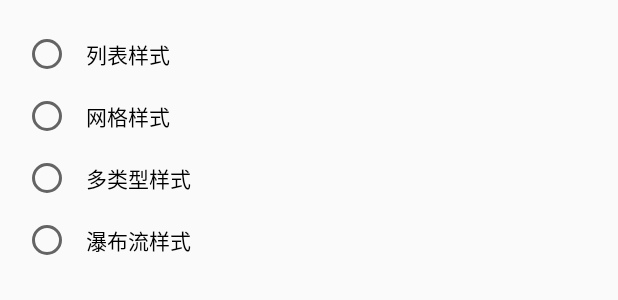
After one commit to aiteu/AndroidTrainingDemo, an Android app: the layout activity_multi_list.xml on its own in the app's theme, with its tools: preview values and no code run, on a phone screen of 412 x 824 dp. The commit adds this screen. Shown: the top 300 px of the screen. Run offline under Robolectric (Android 15) with nearby library versions, the phone set to English and light mode, and no system bars.

Commit message:
modify bugs

```diff
--- a/app/build.gradle
+++ b/app/build.gradle
@@ -48,5 +48,7 @@ dependencies {
     //rxjava
     implementation "io.reactivex.rxjava2:rxandroid:$versions.rxandroid"
     implementation "io.reactivex.rxjava2:rxjava:$versions.rxjava"
+    //image display
+    implementation "com.github.bumptech.glide:glide:$versions.glide"
     testImplementation 'junit:junit:4.12'
 }
--- a/app/src/main/AndroidManifest.xml
+++ b/app/src/main/AndroidManifest.xml
@@ -27,6 +27,7 @@
         <activity android:name=".teach1.DataStorageActivity"/>
         <activity android:name=".teach2.LifecycleActivity" />
         <activity android:name=".teach2.BindPhoneActivity" />
+        <activity android:name=".teach2.MultiListActivity" />
 
     </application>
 
--- /dev/null
+++ b/app/src/main/res/layout/activity_multi_list.xml
@@ -0,0 +1,45 @@
+<?xml version="1.0" encoding="utf-8"?>
+<FrameLayout xmlns:android="http://schemas.android.com/apk/res/android"
+    android:id="@+id/container"
+    android:layout_width="match_parent"
+    android:layout_height="match_parent">
+
+    <RadioGroup xmlns:android="http://schemas.android.com/apk/res/android"
+        android:id="@+id/style_group"
+        android:layout_width="match_parent"
+        android:layout_height="wrap_content"
+        android:padding="@dimen/padding_medium">
+
+        <RadioButton
+            android:id="@+id/radioButton"
+            android:layout_width="wrap_content"
+            android:layout_height="wrap_content"
+            android:layout_weight="1"
+            android:padding="@dimen/padding_normal"
+            android:text="列表样式" />
+
+        <RadioButton
+            android:id="@+id/radioButton2"
+            android:layout_width="wrap_content"
+            android:layout_height="wrap_content"
+            android:layout_weight="1"
+            android:padding="@dimen/padding_normal"
+            android:text="网格样式" />
+
+        <RadioButton
+            android:id="@+id/radioButton3"
+            android:layout_width="wrap_content"
+            android:layout_height="wrap_content"
+            android:layout_weight="1"
+            android:padding="@dimen/padding_normal"
+            android:text="多类型样式" />
+
+        <RadioButton
+            android:id="@+id/radioButton4"
+            android:layout_width="wrap_content"
+            android:layout_height="wrap_content"
+            android:layout_weight="1"
+            android:padding="@dimen/padding_normal"
+            android:text="瀑布流样式" />
+    </RadioGroup>
+</FrameLayout>
--- a/app/src/main/res/layout/activity_teach_list.xml
+++ b/app/src/main/res/layout/activity_teach_list.xml
@@ -3,6 +3,7 @@
     android:id="@+id/recyclerView"
     xmlns:android="http://schemas.android.com/apk/res/android"
     android:layout_width="match_parent"
-    android:layout_height="match_parent">
+    android:layout_height="match_parent"
+    android:background="@color/white">
 
 </android.support.v7.widget.RecyclerView>
--- a/app/src/main/res/values/dimens.xml
+++ b/app/src/main/res/values/dimens.xml
@@ -3,4 +3,5 @@
     <dimen name="text_size_medium">16sp</dimen>
 
     <dimen name="padding_normal">10dip</dimen>
+    <dimen name="padding_medium">15dip</dimen>
 </resources>
--- a/app/src/main/res/xml/teach_2_list.xml
+++ b/app/src/main/res/xml/teach_2_list.xml
@@ -2,4 +2,5 @@
 <teachs>
     <item title="观察Activity、Fragment的生命周期" class="com.aiteu.training.teach2.LifecycleActivity" />
     <item title="Activity和Fragment的交互" class="com.aiteu.training.teach2.BindPhoneActivity" />
+    <item title="RecyclerView多样式" class="com.aiteu.training.teach2.MultiListActivity" />
 </teachs>
--- a/versions.gradle
+++ b/versions.gradle
@@ -11,6 +11,7 @@ versions.swipebacklayout="1.1.0"
 versions.base_adapter = "3.0.3"
 versions.rxjava="2.2.8"
 versions.rxandroid="2.1.1"
+versions.glide="4.9.0"
 ext.versions = versions
 
 def build_versions = [:]
```
Also changed, not shown: app/src/main/java/com/aiteu/training/teach2/MultiListActivity.java (added, +59 -0 lines), app/src/main/java/com/aiteu/training/teach2/PureRecyclerFragment.java (added, +100 -0 lines), app/src/main/java/com/aiteu/training/teach2/biz/Image.java (added, +10 -0 lines), app/src/main/java/com/aiteu/training/teach2/biz/UserItem.java (added, +8 -0 lines), app/src/main/java/com/aiteu/training/teach2/model/Teach2Model.java (added, +108 -0 lines), app/src/main/java/com/aiteu/training/utils/Opts.java (+8 -0 lines), app/src/main/java/com/aiteu/training/utils/ViewUtils.java (added, +10 -0 lines), app/src/main/res/layout/item_star_list.xml (added, +32 -0 lines), app/src/main/res/xml/stars.xml (added, +33 -0 lines).
